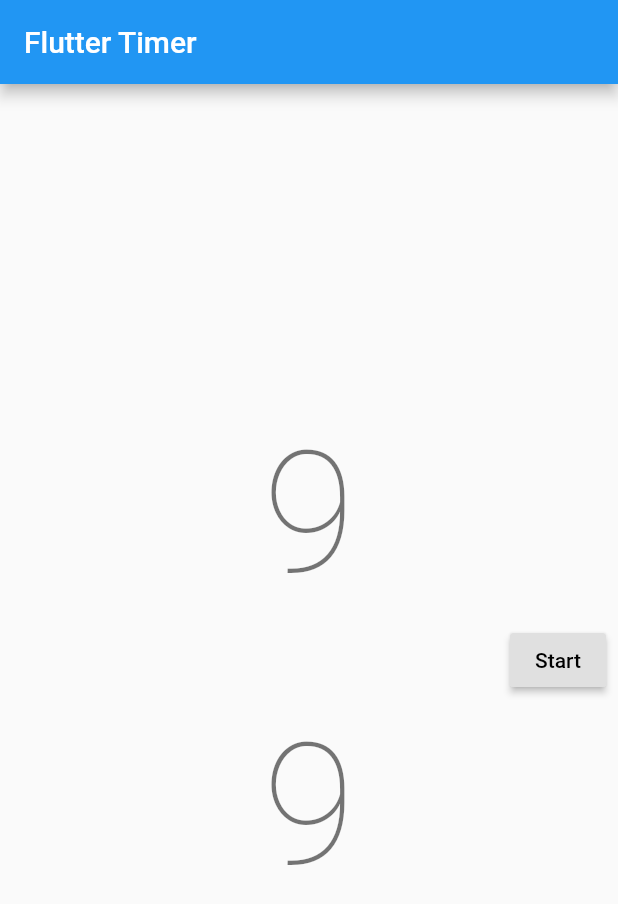
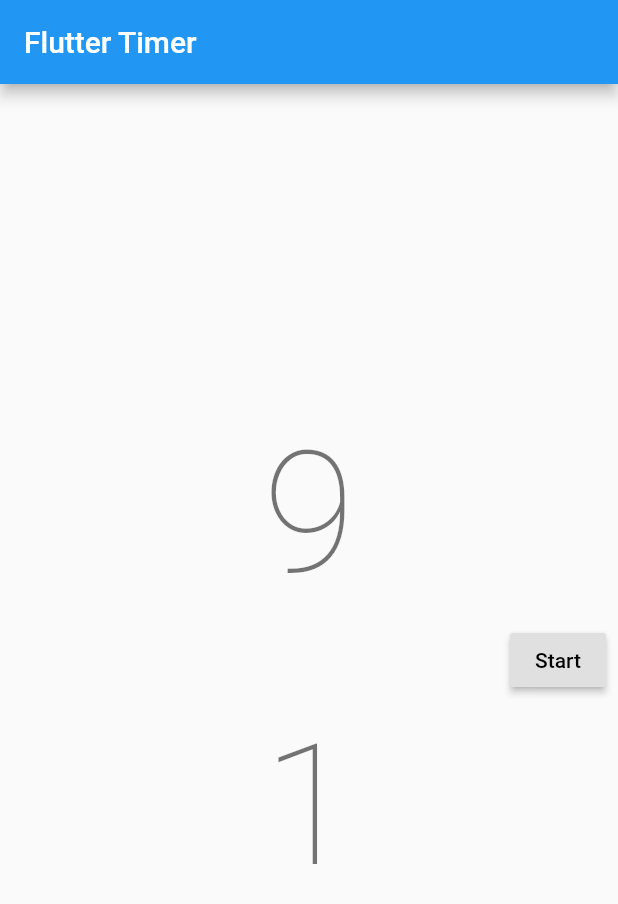
Before and after one commit to pmpuro/itimer, a Flutter app: the screen it shows after launch, after a tap on "Start", on a phone screen of 412 x 824 dp. Shown: the top 904 px of the screen. Run offline on Flutter 3.47's test engine with Material 2 defaults, Android fonts, the phone set to English and light mode, and no system bars.

Commit message:
Changed the RemainingTimeWidget to get the displayed value as a parameter, which is supplied by StreamBuilder.

```diff
--- a/lib/logic.dart
+++ b/lib/logic.dart
@@ -1,3 +1,5 @@
+import 'dart:async';
+
 import 'package:itimer/mytimer.dart';
 
 class Logic {
@@ -5,9 +7,15 @@
 
   MyTimer _timer;
 
-  Stream<int> getTimerValues(int duration) {
+  StreamController<int> _streamController = StreamController<int>();
+
+  Stream<int> getTimerValues() {
+    return _streamController.stream;
+  }
+
+  void start(int duration) {
     _timer.start(duration);
-    return _timer.output();
+    _streamController.addStream(_timer.output());
   }
 
   Stream<bool> get timerIsActive => _timer.active();
--- a/lib/my_home_page.dart
+++ b/lib/my_home_page.dart
@@ -1,5 +1,4 @@
 import 'package:flutter/material.dart';
-import 'package:itimer/remaining_time.dart';
 import 'package:itimer/remaining_time_widget.dart';
 import 'package:provider/provider.dart';
 
@@ -24,7 +23,16 @@
         child: Column(
           mainAxisAlignment: MainAxisAlignment.center,
           children: <Widget>[
-            RemainingTimeWidget(),
+            StreamBuilder(
+                initialData: 0,
+                stream: Provider.of<ActivityLogic>(context).getTimerValues(),
+                builder: (context, snapshot) {
+                  var newValue = 99;
+                  if (snapshot.hasData) {
+                    newValue = snapshot.data;
+                  }
+                  return RemainingTimeWidget(value: newValue);
+                }),
             ButtonBar(
               children: <Widget>[
                 RaisedButton(
@@ -33,7 +41,7 @@
                 )
               ],
             ),
-            RemainingTimeWidget(),
+            RemainingTimeWidget(value: 1),
           ],
         ),
       ),
@@ -42,9 +50,6 @@
 
   void _startUpdatingRemainingTime(BuildContext context) {
     var logic = Provider.of<ActivityLogic>(context);
-    var remainingTime = Provider.of<RemainingTime>(context);
-    logic.getTimerValues(10).listen((value) {
-      remainingTime.updateTime(value);
-    });
+    logic.start(10);
   }
 }
--- a/lib/remaining_time_widget.dart
+++ b/lib/remaining_time_widget.dart
@@ -1,23 +1,21 @@
 import 'package:flutter/material.dart';
-import 'package:provider/provider.dart';
-
-import 'remaining_time.dart';
 
 class RemainingTimeWidget extends StatelessWidget {
+  final int value;
+
   const RemainingTimeWidget({
     Key key,
+    this.value,
   }) : super(key: key);
 
   @override
   Widget build(BuildContext context) {
     return Column(
       children: <Widget>[
-        Consumer<RemainingTime>(builder: (context, time, child) {
-          return Text(
-            '${time.remaining}',
-            style: Theme.of(context).textTheme.headline1,
-          );
-        }),
+        Text(
+          '$value',
+          style: Theme.of(context).textTheme.headline1,
+        ),
       ],
     );
   }
```
